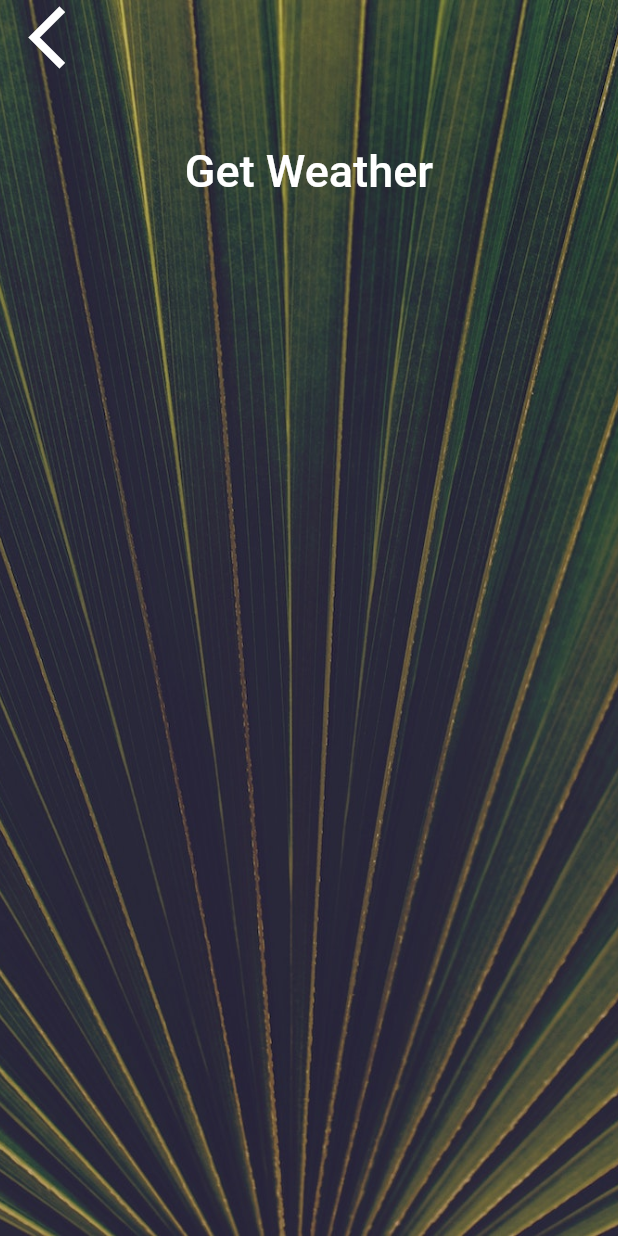
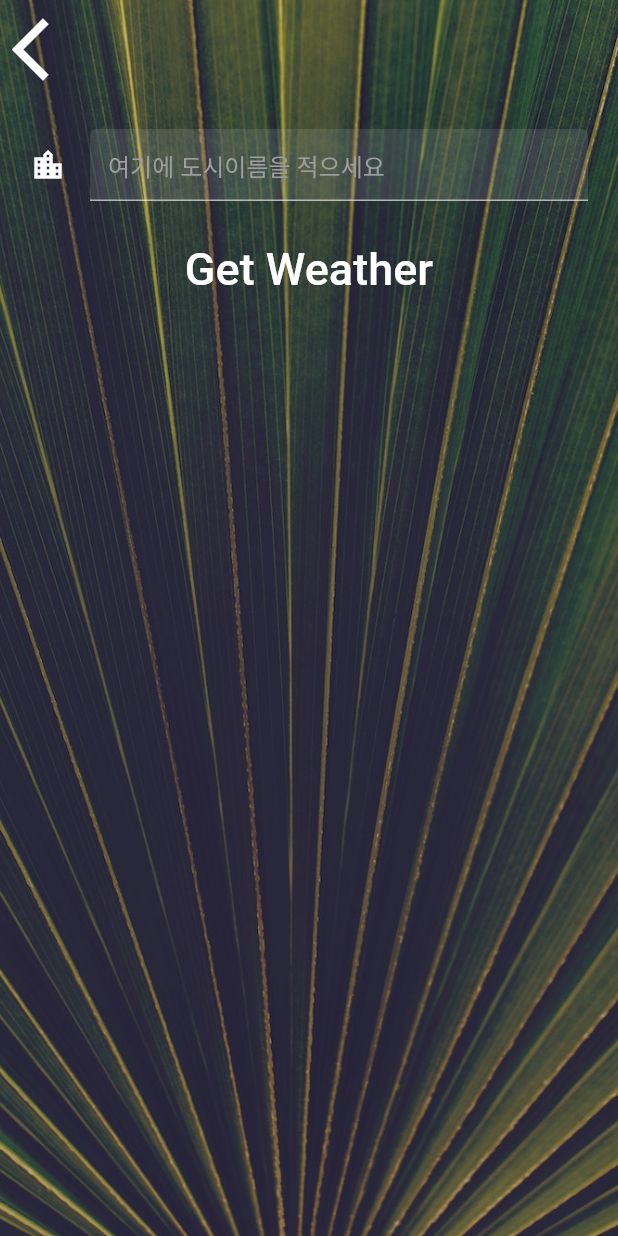
Before and after one commit to soongon/weather-flutter, a Flutter app: the CityScreen screen opened directly, on a phone screen of 412 x 824 dp. Run offline on Flutter 3.47's test engine with Material 2 defaults, Android fonts, the phone set to English and light mode, and no system bars; our stand-ins replace flutter_spinkit, geolocator; Roboto replaces fonts that are missing (Spartan MB).

Commit message:
final but ....

```diff
--- a/lib/screens/city_screen.dart
+++ b/lib/screens/city_screen.dart
@@ -7,6 +7,8 @@ class CityScreen extends StatefulWidget {
 }
 
 class _CityScreenState extends State<CityScreen> {
+  var typedCity;
+
   @override
   Widget build(BuildContext context) {
     return Scaffold(
@@ -23,20 +25,40 @@ class _CityScreenState extends State<CityScreen> {
             children: <Widget>[
               Align(
                 alignment: Alignment.topLeft,
-                child: FlatButton(
-                  onPressed: () {},
+                child: TextButton(
+                  onPressed: () {
+                    Navigator.pop(context);
+                  },
                   child: Icon(
                     Icons.arrow_back_ios,
                     size: 50.0,
+                    color: Colors.white,
                   ),
                 ),
               ),
               Container(
                 padding: EdgeInsets.all(20.0),
-                child: null,
+                child: TextField(
+                  onChanged: (value) {
+                    typedCity = value;
+                  },
+                  decoration: InputDecoration(
+                    hintText: '여기에 도시이름을 적으세요',
+                    hintStyle: TextStyle(
+                      color: Colors.grey,
+                    ),
+                    filled: true,
+                    icon: Icon(
+                      Icons.location_city,
+                      color: Colors.white,
+                    ),
+                  ),
+                ),
               ),
-              FlatButton(
-                onPressed: () {},
+              TextButton(
+                onPressed: () {
+                  Navigator.pop(context, typedCity);
+                },
                 child: Text(
                   'Get Weather',
                   style: kButtonTextStyle,
--- a/lib/utilities/constants.dart
+++ b/lib/utilities/constants.dart
@@ -13,6 +13,7 @@ const kMessageTextStyle = TextStyle(
 const kButtonTextStyle = TextStyle(
   fontSize: 30.0,
   fontFamily: 'Spartan MB',
+  color: Colors.white,
 );
 
 const kConditionTextStyle = TextStyle(
```
Also changed, not shown: lib/screens/loading_screen.dart (+3 -8 lines), lib/screens/location_screen.dart (+27 -5 lines), lib/services/weather.dart (+17 -0 lines).
